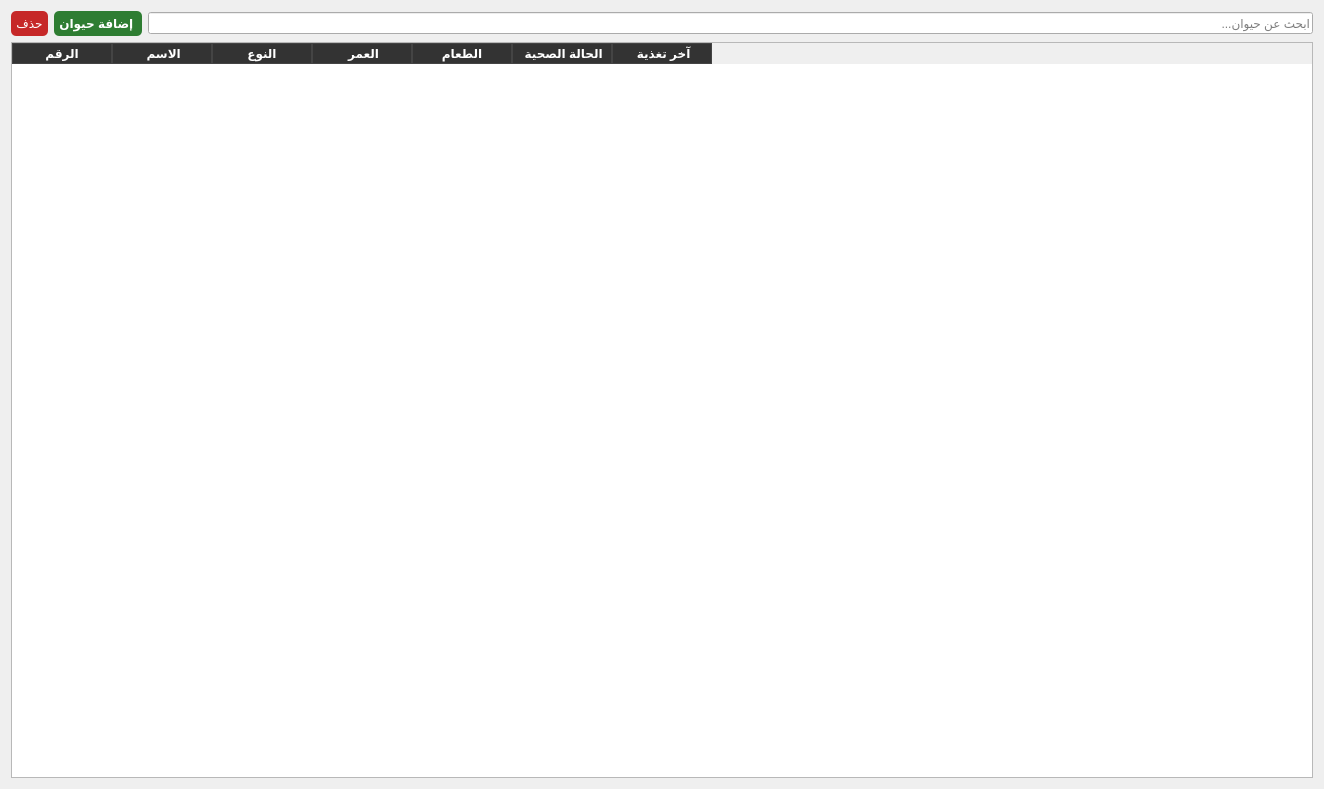
Before: the Qt Designer form animalwidget.ui in mostafa-1234-mo/Zoo-Management-System, drawn with Qt 5.
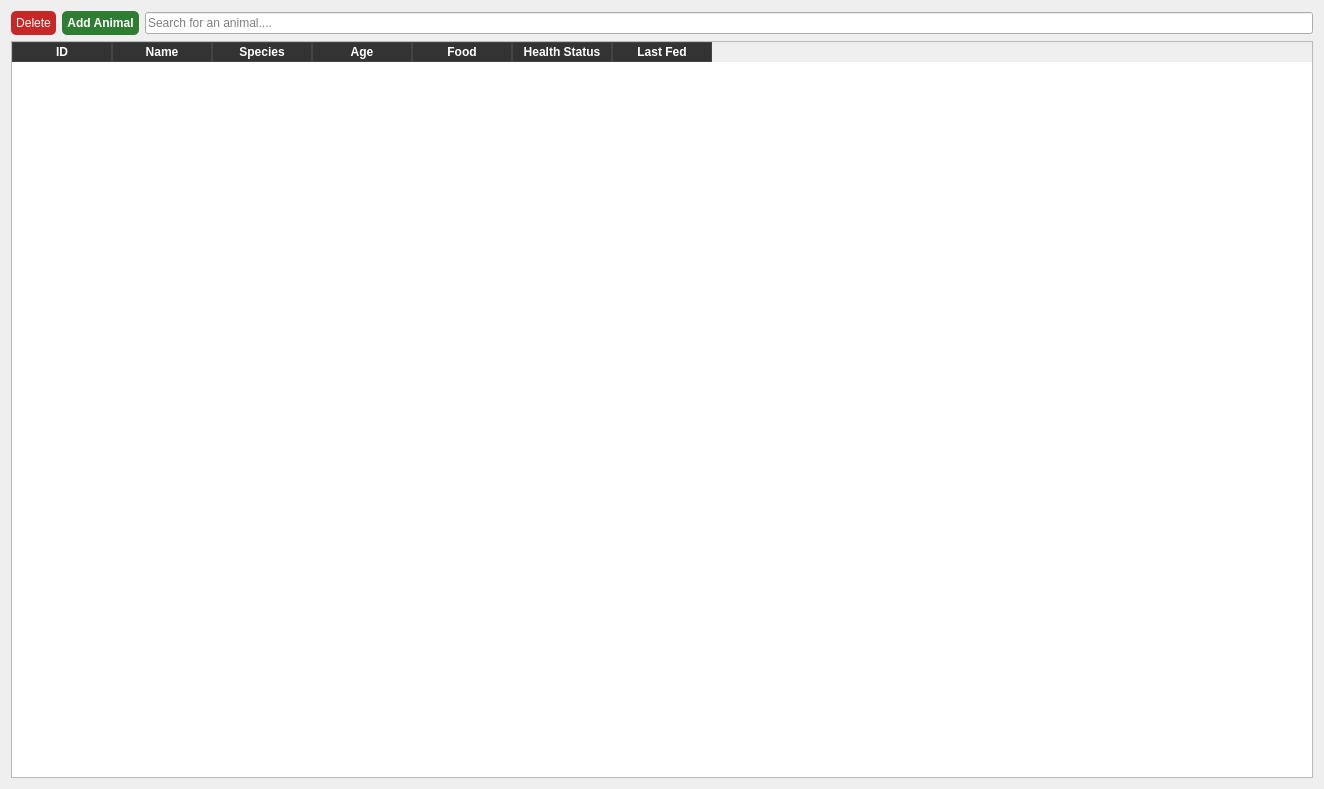
After: the same form once the commit is applied. Icons and pictures are not drawn.

```diff
--- a/animalwidget.ui
+++ b/animalwidget.ui
@@ -32,7 +32,7 @@
 }</string>
          </property>
          <property name="text">
-          <string>حذف</string>
+          <string>Delete</string>
          </property>
          <property name="icon">
           <iconset resource="resources.qrc">
@@ -56,7 +56,7 @@
 }</string>
          </property>
          <property name="text">
-          <string>إضافة حيوان </string>
+          <string>Add Animal</string>
          </property>
          <property name="icon">
           <iconset resource="resources.qrc">
@@ -70,7 +70,7 @@
           <string/>
          </property>
          <property name="placeholderText">
-          <string>ابحث عن حيوان...</string>
+          <string>Search for an animal....</string>
          </property>
         </widget>
        </item>
@@ -99,37 +99,37 @@
      </property>
      <column>
       <property name="text">
-       <string>الرقم</string>
+       <string>ID</string>
       </property>
      </column>
      <column>
       <property name="text">
-       <string> الاسم</string>
+       <string>Name</string>
       </property>
      </column>
      <column>
       <property name="text">
-       <string>النوع</string>
+       <string>Species</string>
       </property>
      </column>
      <column>
       <property name="text">
-       <string> العمر</string>
+       <string>Age</string>
       </property>
      </column>
      <column>
       <property name="text">
-       <string>الطعام</string>
+       <string>Food</string>
       </property>
      </column>
      <column>
       <property name="text">
-       <string> الحالة الصحية</string>
+       <string>Health Status</string>
       </property>
      </column>
      <column>
       <property name="text">
-       <string> آخر تغذية</string>
+       <string>Last Fed</string>
       </property>
      </column>
     </widget>
```
